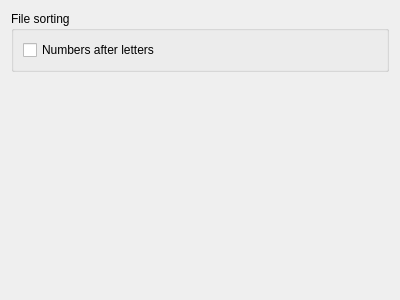
Old version of the form qt-app/src/settings/csettingspageinterface.ui in the repository VioletGiraffe/file-commander.
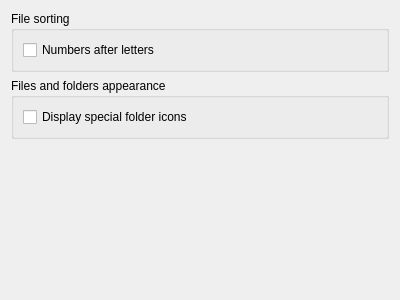
New version of the form.

Commit message: Added the KEY_INTERFACE_SHOW_SPECIAL_FOLDER_ICONS option

```diff
--- a/qt-app/src/settings/csettingspageinterface.ui
+++ b/qt-app/src/settings/csettingspageinterface.ui
@@ -30,6 +30,25 @@
      </layout>
     </widget>
    </item>
+   <item>
+    <widget class="QGroupBox" name="groupBoxItemsApperance">
+     <property name="title">
+      <string>Files and folders appearance</string>
+     </property>
+     <layout class="QVBoxLayout" name="verticalLayout_3">
+      <item>
+       <widget class="QCheckBox" name="_cbDecoratedFolderIcons">
+        <property name="toolTip">
+         <string>Some programs may modify folder icons for their purposes, esp. on Windows. Displaying such icons may be slow.</string>
+        </property>
+        <property name="text">
+         <string>Display special folder icons</string>
+        </property>
+       </widget>
+      </item>
+     </layout>
+    </widget>
+   </item>
    <item>
     <spacer name="verticalSpacer">
      <property name="orientation">
```
Left out of the diff: 2 changed lines with no effect on the pictures. The commit also changes 5 other files.
